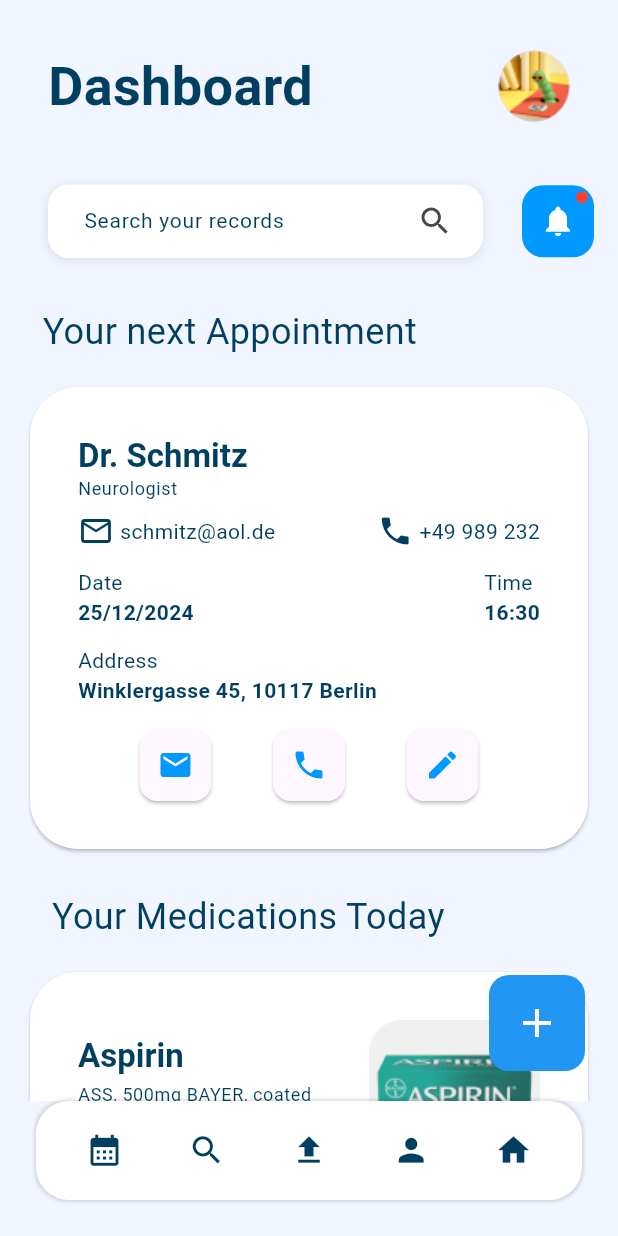
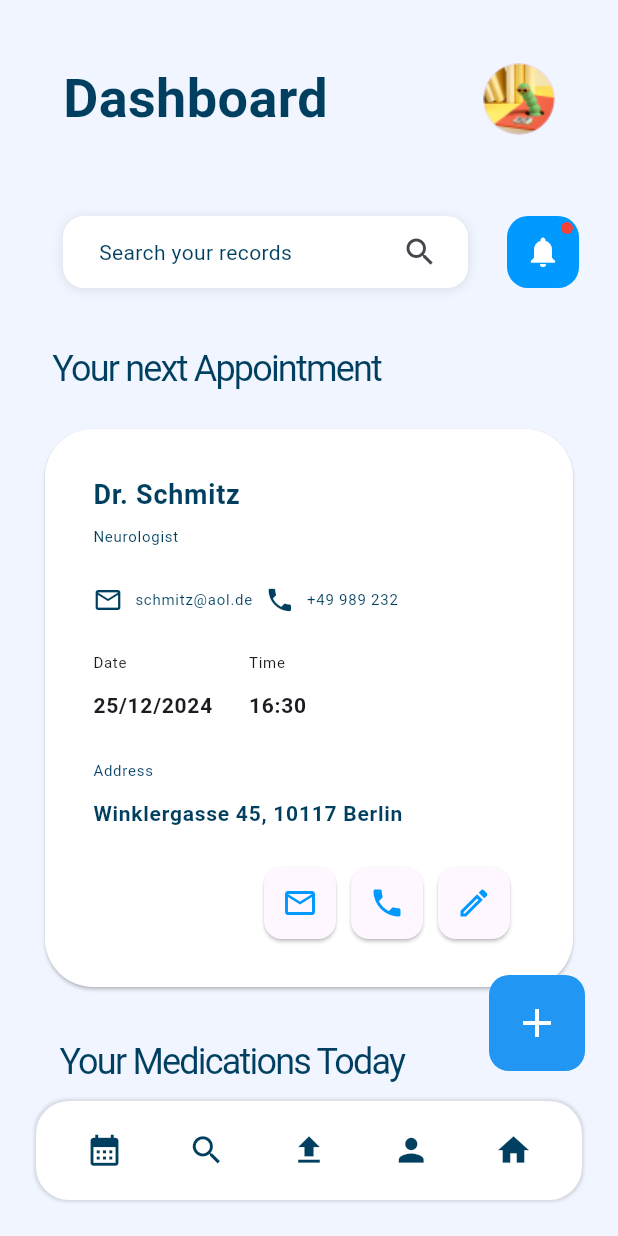
Before and after one commit to cristianvitor01/health_monitor, a Flutter app: the DashboardPage screen opened directly, on a phone screen of 412 x 824 dp. Run offline on Flutter 3.47's test engine with Material 3 defaults, Android fonts, the phone set to English and light mode, and no system bars; our stand-ins replace table_calendar; Roboto replaces fonts that are missing (Poppins).

Commit message:
Refatorando tela de dashboard

```diff
--- a/lib/main.dart
+++ b/lib/main.dart
@@ -1,5 +1,5 @@
 import 'package:flutter/material.dart';
-// import 'screens/dashboard/dashboard_page.dart';
+import 'screens/dashboard/dashboard_page.dart';
 // import 'screens/medical_info/medical_info_page.dart';
 // import 'screens/search/search_page.dart';
 // import 'screens/symptoms/symptoms_page.dart';
@@ -7,7 +7,7 @@ import 'package:flutter/material.dart';
 // import 'screens/appointment/appointment_page.dart';
 // import 'screens/news/news_page.dart';
 // import 'screens/rewards/rewards_page.dart';
-import 'screens/calendar/calendar_page.dart';
+// import 'screens/calendar/calendar_page.dart';
 
 void main() {
   runApp(const MainApp());
@@ -21,7 +21,7 @@ class MainApp extends StatelessWidget {
     return const MaterialApp(
       debugShowCheckedModeBanner: false,
       // title: 'Health Monitor',
-      home: CalendarPage(),
+      home: DashboardPage(),
     );
   }
 }
--- a/lib/screens/dashboard/dashboard_page.dart
+++ b/lib/screens/dashboard/dashboard_page.dart
@@ -18,10 +18,10 @@ class DashboardPage extends StatelessWidget {
         children: [
           ListView(
             // Para permitir rolagem
-            padding: const EdgeInsets.all(16.0),
+            padding: const EdgeInsets.all(26.0),
             children: [
               const DashboardHeader(title: 'Dashboard',), // Cabeçalho no topo
-              const SizedBox(height: 16.0), // Espaço entre widgets
+              const SizedBox(height: 30.0), // Espaço entre widgets
               Row(
                 children: [
                   const Expanded(
@@ -56,13 +56,19 @@ class DashboardPage extends StatelessWidget {
                   ),
                 ],
               ),
-              const SizedBox(height: 24.0),
+              const SizedBox(height: 30.0),
               const Text(
                 '  Your next Appointment',
                 style: TextStyle(
-                    fontFamily: 'Poppins', fontSize: 24.0, color: UIColor.textMain),
+                    fontFamily: 'Poppins',
+                    fontSize: 24.0,
+                    fontWeight: FontWeight.w400,
+                    height: 1.33,
+                    letterSpacing: -1.20,
+                    color: UIColor.textMain,
+                ),
               ),
-              const SizedBox(height: 16.0),
+              const SizedBox(height: 20.0),
               const AppointmentCard( // appointment_card
                 doctorName: 'Dr. Schmitz',
                 doctorSpecialty: 'Neurologist',
@@ -72,13 +78,19 @@ class DashboardPage extends StatelessWidget {
                 time: '16:30',
                 address: 'Winklergasse 45, 10117 Berlin',
               ),
-              const SizedBox(height: 24.0),
+              const SizedBox(height: 30.0),
               const Text(
                 '   Your Medications Today',
                 style: TextStyle(
-                    fontFamily: 'Poppins', fontSize: 24.0, color: UIColor.textMain),
+                    fontFamily: 'Poppins',
+                    fontSize: 24.0,
+                    fontWeight: FontWeight.w400,
+                    height: 1.33,
+                    letterSpacing: -1.20,
+                    color: UIColor.textMain,
+                ),
               ),
-              const SizedBox(height: 16.0),
+              const SizedBox(height: 20.0),
               const MedicationCard( // medication_card
                 medicationName: 'Aspirin',
                 medicationDescription: 'ASS, 500mg BAYER, coated pills',
@@ -92,7 +104,7 @@ class DashboardPage extends StatelessWidget {
           const Positioned(
             bottom: 20.0,
             right: 22.0,
-            child: PopupMenuButtonWidget(), // Adicionando o PopupMenuButtonWidget
+            child: PopupMenuButtonWidget(),
           ),
         ],
       ),
--- a/lib/screens/widgets/appointment_card.dart
+++ b/lib/screens/widgets/appointment_card.dart
@@ -39,16 +39,27 @@ class AppointmentCard extends StatelessWidget {
               crossAxisAlignment: CrossAxisAlignment.start,
               children: [
                 Text(doctorName,
-                    style: Theme.of(context).textTheme.titleLarge?.copyWith(
-                        fontWeight: FontWeight.bold, color: UIColor.textMain)),
+                    style: const TextStyle(
+                      fontFamily: 'Poppins',
+                      color: UIColor.textMain,
+                      fontSize: 18.0,
+                      fontWeight: FontWeight.w600,
+                      height: 1.33,
+                      letterSpacing: 0.50,
+                    )),
+                const SizedBox(height: 8.0),
                 Text(doctorSpecialty,
-                    style: Theme.of(context)
-                        .textTheme
-                        .bodySmall
-                        ?.copyWith(color: UIColor.textMain)),
+                    style: const TextStyle(
+                      fontFamily: 'Poppins',
+                      color: UIColor.textMain,
+                      fontSize: 10.0,
+                      fontWeight: FontWeight.w400,
+                      height: 1.60,
+                      letterSpacing: 0.50,
+                    )),
               ],
             ),
-            const SizedBox(height: 8.0),
+            const SizedBox(height: 24.0),
 
             // Ícones de Contato
             Row(
@@ -56,68 +67,96 @@ class AppointmentCard extends StatelessWidget {
                 const Icon(
                   Icons.email_outlined,
                   color: UIColor.textMain,
+                  size: 20,
                 ),
-                const SizedBox(width: 4.0),
+                const SizedBox(width: 8.0),
                 Text(email,
-                    style: Theme.of(context)
-                        .textTheme
-                        .bodyMedium
-                        ?.copyWith(color: UIColor.textMain)),
-                const Spacer(),
-                const Icon(Icons.phone, color: UIColor.textMain),
-                const SizedBox(width: 4.0),
+                    style: const TextStyle(
+                      fontFamily: 'Poppins',
+                      fontWeight: FontWeight.w400,
+                      fontSize: 10.0,
+                      height: 1.60,
+                      letterSpacing: 0.50,
+                      color: UIColor.textMain,
+                    )),
+                const SizedBox(width: 8.0),
+                const Icon(
+                  Icons.phone,
+                  color: UIColor.textMain,
+                  size: 20,
+                ),
+                const SizedBox(width: 8.0),
                 Text(phone,
-                    style: Theme.of(context)
-                        .textTheme
-                        .bodyMedium
-                        ?.copyWith(color: UIColor.textMain)),
+                    style: const TextStyle(
+                      fontFamily: 'Poppins',
+                      fontWeight: FontWeight.w400,
+                      fontSize: 10.0,
+                      height: 1.60,
+                      letterSpacing: 0.50,
+                      color: UIColor.textMain,
+                    )),
               ],
             ),
-            const SizedBox(height: 12.0),
+            const SizedBox(height: 24.0),
 
             // Data e Horário
             Row(
-              mainAxisAlignment: MainAxisAlignment.spaceBetween,
+              crossAxisAlignment: CrossAxisAlignment.start,
+              mainAxisAlignment: MainAxisAlignment.start,
               children: [
                 Column(
+                  mainAxisAlignment: MainAxisAlignment.start,
                   crossAxisAlignment: CrossAxisAlignment.start,
                   children: [
                     const Text('Date',
                         style: TextStyle(
+                          fontSize: 10,
                           fontFamily: 'Poppins',
-                          color: UIColor.textMain,
+                          fontWeight: FontWeight.w400,
+                          height: 1.60,
+                          letterSpacing: 0.50,
                         )),
+                    const SizedBox(height: 8.0),
                     Text(date,
                         style: const TextStyle(
+                          fontSize: 14,
                           fontFamily: 'Poppins',
-                          color: UIColor.textMain,
-                          fontWeight: FontWeight.bold,
+                          fontWeight: FontWeight.w600,
+                          height: 1.71,
+                          letterSpacing: 0.50,
                         )),
                   ],
                 ),
+                const SizedBox(width: 24.0),
                 Column(
                   crossAxisAlignment: CrossAxisAlignment.start,
                   children: [
                     const Text(
                       'Time',
                       style: TextStyle(
+                        fontSize: 10,
                         fontFamily: 'Poppins',
-                        color: UIColor.textMain,
+                        fontWeight: FontWeight.w400,
+                        height: 1.60,
+                        letterSpacing: 0.50,
                       ),
                     ),
+                    const SizedBox(height: 8.0),
                     Text(
                       time,
                       style: const TextStyle(
+                        fontSize: 14,
                         fontFamily: 'Poppins',
-                        color: UIColor.textMain,
-                        fontWeight: FontWeight.bold,
+                        fontWeight: FontWeight.w600,
+                        height: 1.71,
+                        letterSpacing: 0.50,
                       ),
                     ),
                   ],
                 ),
               ],
             ),
-            const SizedBox(height: 12.0),
+            const SizedBox(height: 24.0),
 
             // Endereço
             Column(
@@ -126,26 +165,33 @@ class AppointmentCard extends StatelessWidget {
                 const Text(
                   'Address',
                   style: TextStyle(
+                    fontSize: 10,
                     fontFamily: 'Poppins',
+                    fontWeight: FontWeight.w400,
+                    height: 1.60,
+                    letterSpacing: 0.50,
                     color: UIColor.textMain,
                   ),
                 ),
+                const SizedBox(height: 8.0),
                 Text(
                   address,
                   style: const TextStyle(
+                    fontSize: 14,
                     fontFamily: 'Poppins',
-                    fontSize: 14.0,
+                    fontWeight: FontWeight.w600,
+                    height: 1.71,
+                    letterSpacing: 0.50,
                     color: UIColor.textMain,
-                    fontWeight: FontWeight.bold,
                   ),
                 ),
               ],
             ),
-            const SizedBox(height: 16.0),
+            const SizedBox(height: 24.0),
 
             // Botões de Ação
             Row(
-              mainAxisAlignment: MainAxisAlignment.spaceEvenly,
+              mainAxisAlignment: MainAxisAlignment.end,
               children: [
                 Material(
                   elevation: 1,
@@ -153,12 +199,14 @@ class AppointmentCard extends StatelessWidget {
                     borderRadius: BorderRadius.circular(12),
                   ),
                   child: IconButton(
-                    icon: const Icon(Icons.email, color: UIColor.iconsColor),
+                    icon: const Icon(Icons.email_outlined,
+                        color: UIColor.iconsColor),
                     onPressed: () {
                       debugPrint('Email button pressed');
                     },
                   ),
                 ),
+                const SizedBox(width: 10),
                 Material(
                   elevation: 1,
                   shape: RoundedRectangleBorder(
@@ -171,18 +219,21 @@ class AppointmentCard extends StatelessWidget {
                     },
                   ),
                 ),
+                const SizedBox(width: 10),
                 Material(
                   elevation: 1,
                   shape: RoundedRectangleBorder(
                     borderRadius: BorderRadius.circular(12),
                   ),
                   child: IconButton(
-                    icon: const Icon(Icons.edit, color: UIColor.iconsColor),
+                    icon: const Icon(Icons.mode_edit_outlined,
+                        color: UIColor.iconsColor),
                     onPressed: () {
                       debugPrint('Edit button pressed');
                     },
                   ),
                 ),
+                const SizedBox(width: 10),
               ],
             ),
           ],
--- a/lib/screens/widgets/dashboard_head.dart
+++ b/lib/screens/widgets/dashboard_head.dart
@@ -19,7 +19,8 @@ class DashboardHeader extends StatelessWidget {
               style: const TextStyle(
                 fontFamily: 'Poppins',
                 fontSize: 36.0,
-                fontWeight: FontWeight.bold,
+                fontWeight: FontWeight.w700,
+                height: 0.78,
                 color: UIColor.textMain,
               ),
             ),
--- a/lib/screens/widgets/medication_card.dart
+++ b/lib/screens/widgets/medication_card.dart
@@ -39,27 +39,35 @@ class MedicationCard extends StatelessWidget {
                     children: [
                       // Nome do medicamento em negrito e maior
                       Text(medicationName,
-                          style: Theme.of(context)
-                              .textTheme
-                              .titleLarge
-                              ?.copyWith(
-                                  fontWeight: FontWeight.bold,
-                                  color: UIColor.textMain)),
+                          style: const TextStyle(
+                            fontSize: 18,
+                            fontFamily: 'Poppins',
+                            fontWeight: FontWeight.w600,
+                            height: 1.33,
+                            letterSpacing: 0.50,
+                            color: UIColor.textMain,
+                          )),
                       const SizedBox(height: 4.0),
                       // Descrição do medicamento
                       Text(medicationDescription,
-                          style: Theme.of(context)
-                              .textTheme
-                              .bodySmall
-                              ?.copyWith(color: UIColor.textMain)),
+                          style: const TextStyle(
+                            fontSize: 10,
+                            fontFamily: 'Poppins',
+                            fontWeight: FontWeight.w400,
+                            height: 1.60,
+                            letterSpacing: 0.50,
+                            color: UIColor.textMain,
+                          )),
                       const SizedBox(height: 12.0),
                       // Informação sobre a dosagem diária
                       Text(
                         daily,
                         style: const TextStyle(
+                          fontSize: 10,
                           fontFamily: 'Poppins',
-                          fontSize: 16.0,
-                          fontWeight: FontWeight.bold,
+                          fontWeight: FontWeight.w700,
+                          height: 1.60,
+                          letterSpacing: 0.50,
                           color: UIColor.textMain,
                         ),
                       ),
@@ -67,37 +75,37 @@ class MedicationCard extends StatelessWidget {
                   ),
                 ),
                 // Imagem do medicamento
-                const SizedBox(width: 16.0),
+                const SizedBox(width: 12.0),
                 Image.asset(
                   'assets/images/aspirin.png',
                   width: 114,
                   height: 119,
-                  fit: BoxFit.contain,
+                  fit: BoxFit.fill,
                 ),
               ],
             ),
-            const SizedBox(height: 16.0), // Espaço entre as seções
+            const SizedBox(height: 32.0),
 
             // Linha inferior com ícone, texto 'Reminders' e botão de editar
             Row(
               children: [
-                // Ícone do sino (notifications)
                 const Icon(
                   Icons.notifications,
                   color: UIColor.textMain,
-                  size: 24.0,
+                  size: 20.0,
                 ),
-                // Texto 'Reminders' sem espaçamento entre ícone e texto
                 const Text(
                   '  Reminders',
                   style: TextStyle(
+                    fontSize: 10,
                     fontFamily: 'Poppins',
-                    //fontSize: 10.0,
-                    // fontWeight: FontWeight.bold,
+                    fontWeight: FontWeight.w400,
+                    height: 2.40,
+                    letterSpacing: 0.50,
                     color: UIColor.textMain,
                   ),
                 ),
-                // Spacer empurrando o ícone de editar para a extrema direita
+                // Spacer para colocar o icone editar na extrema direita
                 const Spacer(),
                 Material(
                   elevation: 1,
@@ -106,7 +114,7 @@ class MedicationCard extends StatelessWidget {
                   ),
                   child: IconButton(
                     icon: const Icon(
-                      Icons.edit,
+                      Icons.mode_edit_outlined,
                       color: UIColor.iconsColor,
                     ),
                     onPressed: () {
@@ -117,7 +125,7 @@ class MedicationCard extends StatelessWidget {
                 ),
               ],
             ),
-            const SizedBox(height: 8.0), // Espaço entre Reminders e horários
+            const SizedBox(height: 8.0),
 
             // Horários
             Row(
@@ -125,19 +133,23 @@ class MedicationCard extends StatelessWidget {
                 Text(
                   time1,
                   style: const TextStyle(
+                    fontSize: 18,
                     fontFamily: 'Poppins',
-                    fontSize: 18.0,
-                    fontWeight: FontWeight.bold,
+                    fontWeight: FontWeight.w600,
+                    height: 1.33,
+                    letterSpacing: 0.50,
                     color: UIColor.textMain,
                   ),
                 ),
-                const SizedBox(width: 16.0), // Espaço entre time1 e time2
+                const SizedBox(width: 16.0),
                 Text(
                   time2,
                   style: const TextStyle(
+                    fontSize: 18,
                     fontFamily: 'Poppins',
-                    fontSize: 18.0,
-                    fontWeight: FontWeight.bold,
+                    fontWeight: FontWeight.w600,
+                    height: 1.33,
+                    letterSpacing: 0.50,
                     color: UIColor.textMain,
                   ),
                 ),
--- a/lib/screens/widgets/search_box.dart
+++ b/lib/screens/widgets/search_box.dart
@@ -16,7 +16,7 @@ class SearchBox extends StatelessWidget {
   Widget build(BuildContext context) {
     return Container(
       margin: const EdgeInsets.symmetric(horizontal: 16.0, vertical: 8.0),
-      padding: const EdgeInsets.symmetric(horizontal: 8.0), // Menor padding para ícone mais próximo
+      padding: const EdgeInsets.symmetric(horizontal: 8.0), // Controla o espaço entre o texto e o icone
       decoration: BoxDecoration(
         color: Colors.white,
         borderRadius: BorderRadius.circular(14.0),
@@ -34,13 +34,18 @@ class SearchBox extends StatelessWidget {
         style: const TextStyle(
           fontSize: 14,
           fontFamily: 'Poppins',
+          fontWeight: FontWeight.w400,
+          height: 1.43,
+          letterSpacing: 0.25,
         ),
         decoration: InputDecoration(
           hintText: hintText,
           hintStyle: const TextStyle(
             fontSize: 14,
             fontFamily: 'Poppins',
-            color: UIColor.textMain, // Cor do texto de dica
+            fontWeight: FontWeight.w400,
+            color: UIColor.textMain,
+             // Cor do texto de dica
           ),
           border: InputBorder.none,
           suffixIcon: icon,
```
